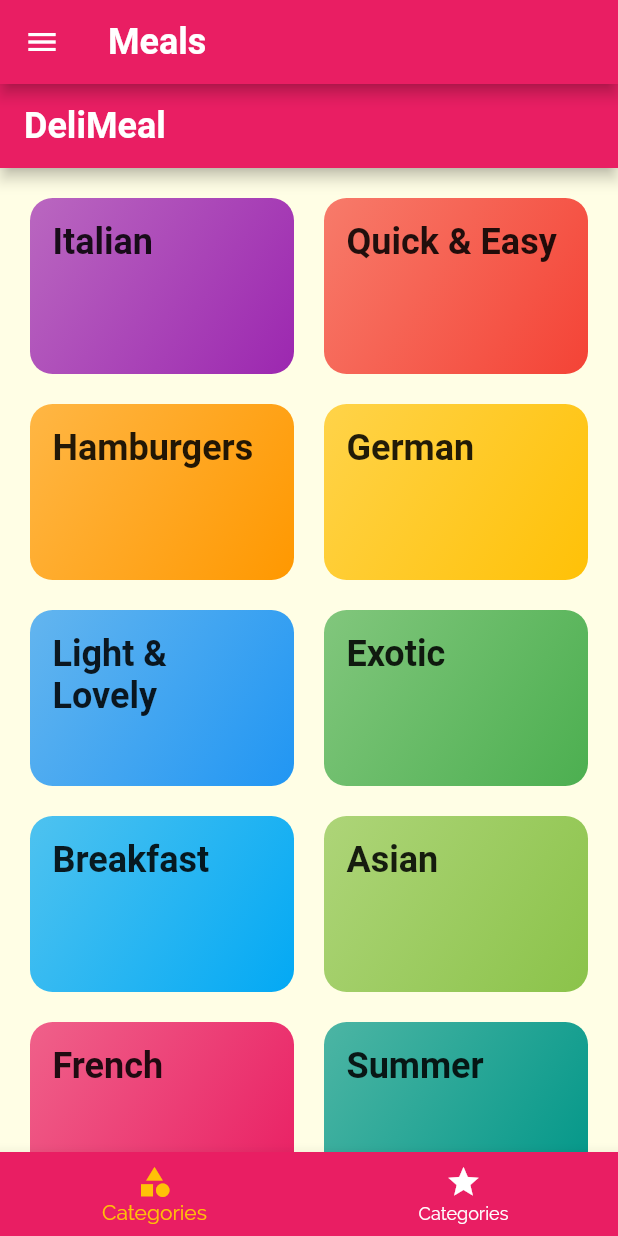
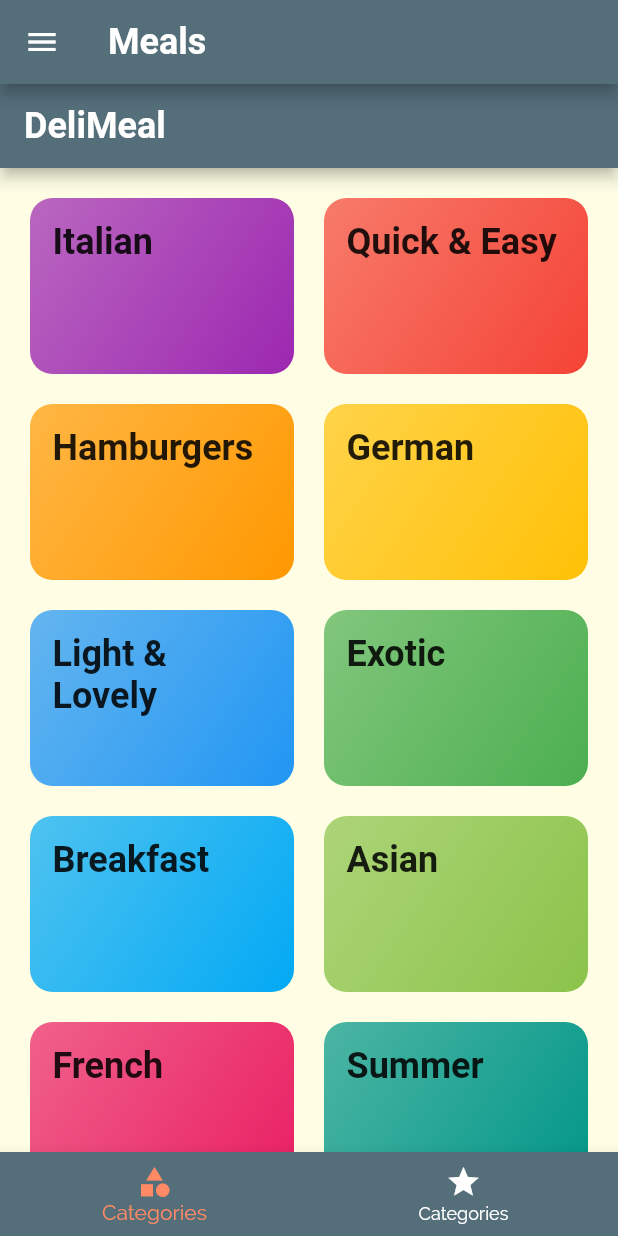
Before and after one commit to appmath/flutter-deli-meals, a Flutter app: the screen it shows after launch, on a phone screen of 412 x 824 dp. Run offline on Flutter 3.47's test engine with Material 2 defaults, Android fonts, the phone set to English and light mode, and no system bars; missing offline and left inert: enum_to_string; Roboto replaces fonts that are missing (RobotCondensed).

```diff
--- a/lib/main.dart
+++ b/lib/main.dart
@@ -4,6 +4,7 @@ import 'package:flutter_deli_meals/screens/filter_screen.dart';
 import 'package:flutter_deli_meals/screens/filter_screen.dart';
 import 'package:flutter_deli_meals/screens/meal_detail_screen.dart';
 import 'package:flutter_deli_meals/screens/tab_screen.dart';
+import 'package:flutter_deli_meals/util/material_colors.dart';
 
 import 'screens/categories_screen.dart';
 
@@ -15,8 +16,8 @@ class MyApp extends StatelessWidget {
     return MaterialApp(
       title: 'DeliMeal',
       theme: ThemeData(
-        primarySwatch: Colors.pink,
-        accentColor: Colors.amber,
+        primarySwatch: greyMaterialColor,
+        accentColor: orangeMaterialColor,
         canvasColor: Color.fromRGBO(255, 254, 229, 1),
         fontFamily: 'Raleway',
         textTheme: ThemeData.light().textTheme.copyWith(
@@ -59,3 +60,10 @@ class MyApp extends StatelessWidget {
     );
   }
 }
+// BlueGrey
+// Primary: #546E7A
+// Dark:  #29434E
+// Light: #819CA9
+
+// Light Orange
+// Primary: #FF8A65
```
Also changed, not shown: lib/util/material_colors.dart (added, +31 -0 lines), 3 other files.
